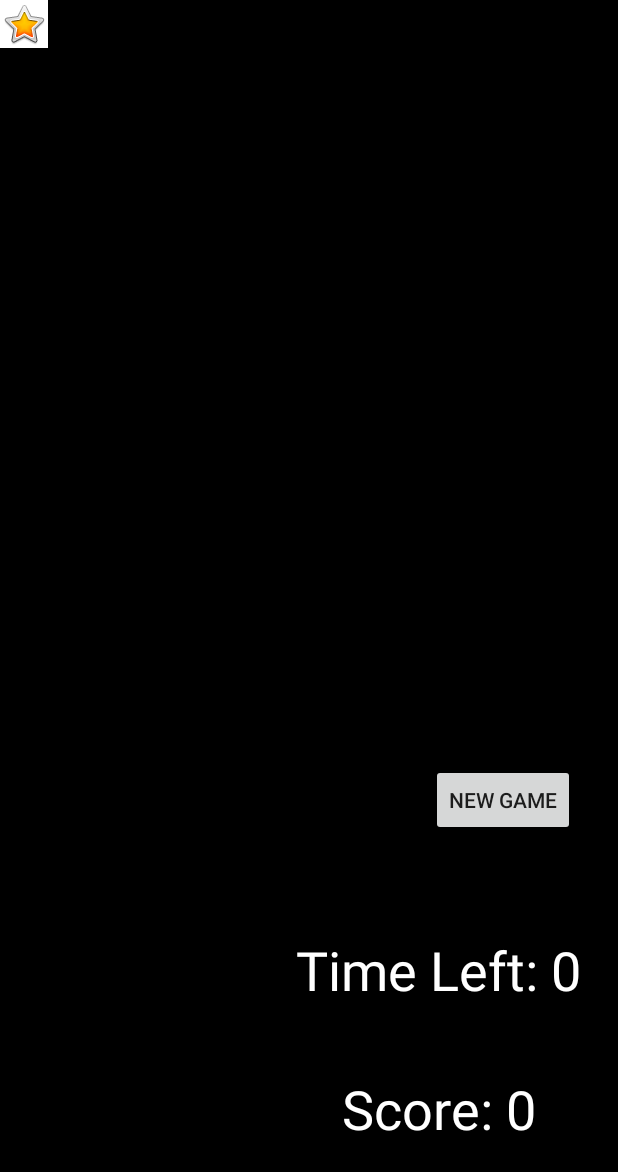
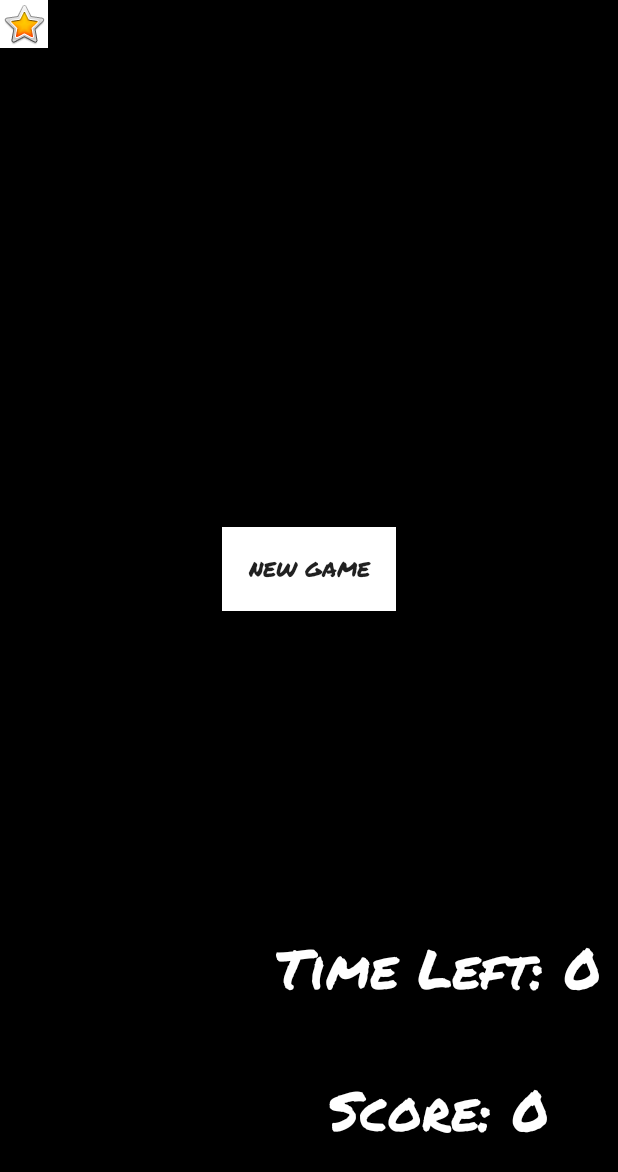
Before and after one commit to endlessrequiem/ClickThePic, an Android app: the layout game_activity.xml on its own in the app's theme, with its tools: preview values and no code run, on a phone screen of 412 x 824 dp. Shown: the top 1172 px of the screen. Run offline under Robolectric (Android 15) with nearby library versions, the phone set to English and light mode, and no system bars; Roboto replaces fonts that are not available here.

Commit message:
layout changes to game_activity.xml and end game adjustments to GameActivity.java

```diff
--- a/app/src/main/java/austinwhite/tech/clickthepic/GameActivity.java
+++ b/app/src/main/java/austinwhite/tech/clickthepic/GameActivity.java
@@ -44,9 +44,9 @@ public class GameActivity extends MainActivity {
 
             public void onFinish() {
                 Toast.makeText(getApplicationContext(), "You Lose", Toast.LENGTH_SHORT).show();
-                gameObject.setEnabled(false);
-                gameObject2.setEnabled(false);
-                gameObject3.setEnabled(false);
+                gameObject.setVisibility(View.GONE);
+                gameObject2.setVisibility(View.GONE);
+                gameObject3.setVisibility(View.GONE);
                 refreshDebug.setVisibility(View.VISIBLE);
 
             }
@@ -124,6 +124,7 @@ public class GameActivity extends MainActivity {
             gameObject3.setEnabled(true);
             gameObject3.setVisibility(View.VISIBLE);
 
+            countDown.cancel();
             countDown.start();
         } else {
             Log.i("Debug Check", score.getText().toString());
--- a/app/src/main/res/layout/game_activity.xml
+++ b/app/src/main/res/layout/game_activity.xml
@@ -12,12 +12,14 @@
 
     <Button
         android:id="@+id/refreshDebug"
-        android:layout_width="wrap_content"
-        android:layout_height="wrap_content"
-        android:layout_marginStart="292dp"
-        android:layout_marginTop="494dp"
-        android:layout_marginEnd="34dp"
-        android:layout_marginBottom="49dp"
+        android:layout_width="116dp"
+        android:layout_height="56dp"
+        android:layout_marginStart="157dp"
+        android:layout_marginTop="341dp"
+        android:layout_marginEnd="157dp"
+        android:layout_marginBottom="202dp"
+        android:background="#FFFFFF"
+        android:fontFamily="@font/permanent_marker"
         android:text="@string/refreshDebug"
         app:layout_constraintBottom_toTopOf="@+id/timer"
         app:layout_constraintEnd_toEndOf="parent"
@@ -62,6 +64,7 @@
         android:layout_marginTop="8dp"
         android:layout_marginEnd="25dp"
         android:layout_marginBottom="34dp"
+        android:fontFamily="@font/permanent_marker"
         android:text="@string/defaultScore"
         android:textAlignment="textStart"
         android:textColor="#FFFFFF"
@@ -79,6 +82,7 @@
         android:layout_marginTop="595dp"
         android:layout_marginEnd="25dp"
         android:layout_marginBottom="10dp"
+        android:fontFamily="@font/permanent_marker"
         android:text="@string/defaultTimer"
         android:textAlignment="textStart"
         android:textColor="#FFFFFF"
```
